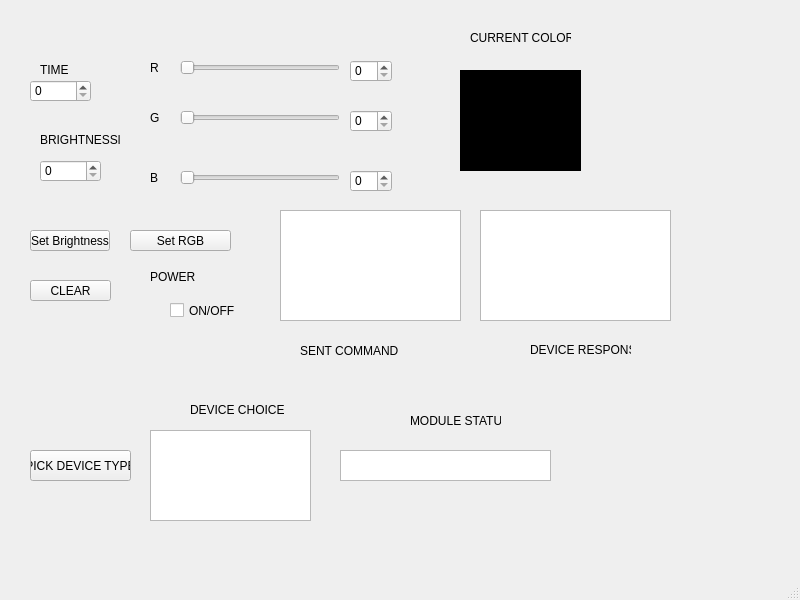
This is DesktopUI/mainwindow.ui in IDSviatoslav/biofeedback-rgb-api as Qt 5 draws it before an edit. The edited form follows.
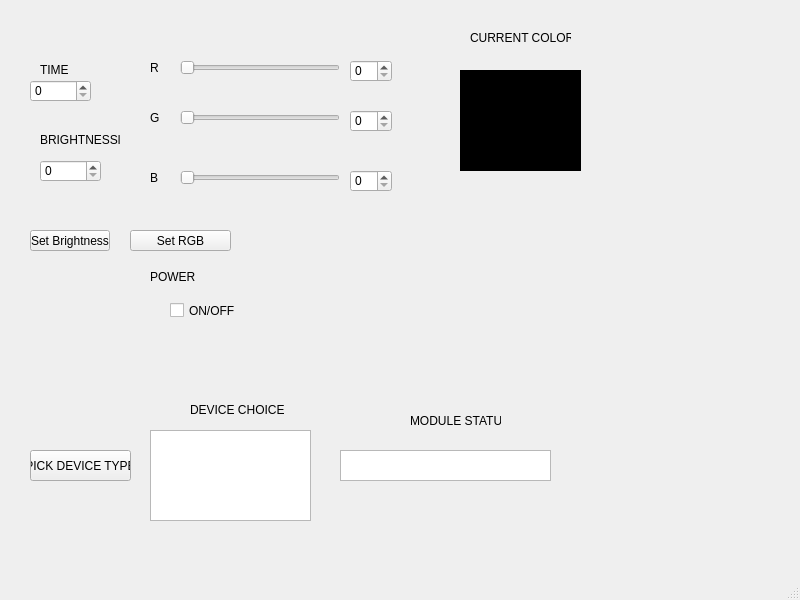
This is the edited form.

Commit message: Module: control parameters migrated to Device class; Desktop(Qt): separation of first library version

Diff of the .ui file:
```diff
--- a/DesktopUI/mainwindow.ui
+++ b/DesktopUI/mainwindow.ui
@@ -95,26 +95,6 @@
      <string>Set RGB</string>
     </property>
    </widget>
-   <widget class="QTextEdit" name="textEditCommand">
-    <property name="geometry">
-     <rect>
-      <x>280</x>
-      <y>210</y>
-      <width>181</width>
-      <height>111</height>
-     </rect>
-    </property>
-   </widget>
-   <widget class="QTextEdit" name="textEditDeviceAnswer">
-    <property name="geometry">
-     <rect>
-      <x>480</x>
-      <y>210</y>
-      <width>191</width>
-      <height>111</height>
-     </rect>
-    </property>
-   </widget>
    <widget class="QSpinBox" name="spinBoxR">
     <property name="geometry">
      <rect>
@@ -284,45 +264,6 @@
      <string>POWER</string>
     </property>
    </widget>
-   <widget class="QPushButton" name="pushButtonClear">
-    <property name="geometry">
-     <rect>
-      <x>30</x>
-      <y>280</y>
-      <width>81</width>
-      <height>21</height>
-     </rect>
-    </property>
-    <property name="text">
-     <string>CLEAR</string>
-    </property>
-   </widget>
-   <widget class="QLabel" name="label_5">
-    <property name="geometry">
-     <rect>
-      <x>300</x>
-      <y>340</y>
-      <width>111</width>
-      <height>21</height>
-     </rect>
-    </property>
-    <property name="text">
-     <string>SENT COMMAND</string>
-    </property>
-   </widget>
-   <widget class="QLabel" name="label_8">
-    <property name="geometry">
-     <rect>
-      <x>530</x>
-      <y>340</y>
-      <width>101</width>
-      <height>20</height>
-     </rect>
-    </property>
-    <property name="text">
-     <string>DEVICE RESPONSE</string>
-    </property>
-   </widget>
    <widget class="QLabel" name="label_9">
     <property name="geometry">
      <rect>
```
The commit also changes 8 other files.
